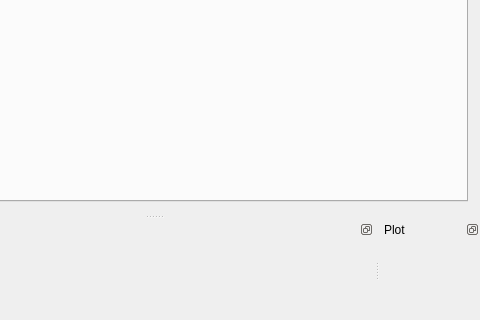
First picture: the form in ui/main.ui, repository playduck/visualSpice, before the edit; both pictures show x 173 to 653 and y 112 to 432 of the 653 by 432 pixel window.
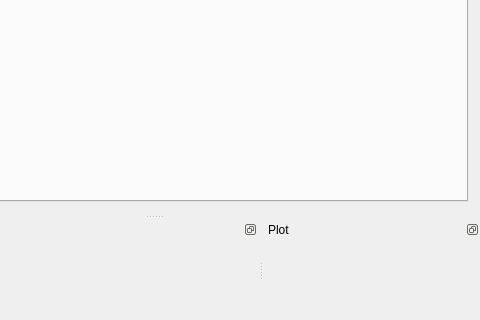
Second picture: the form after the edit.

What changed in the file:
```diff
--- a/ui/main.ui
+++ b/ui/main.ui
@@ -75,12 +75,24 @@
    </attribute>
   </widget>
   <widget class="QDockWidget" name="settingsDockWidget">
+   <property name="sizePolicy">
+    <sizepolicy hsizetype="Preferred" vsizetype="Preferred">
+     <horstretch>0</horstretch>
+     <verstretch>0</verstretch>
+    </sizepolicy>
+   </property>
    <property name="minimumSize">
     <size>
      <width>200</width>
      <height>100</height>
     </size>
    </property>
+   <property name="maximumSize">
+    <size>
+     <width>600</width>
+     <height>524287</height>
+    </size>
+   </property>
    <property name="features">
     <set>QDockWidget::DockWidgetFloatable|QDockWidget::DockWidgetMovable</set>
    </property>
@@ -94,7 +106,7 @@
   </widget>
   <widget class="QDockWidget" name="plotDockWidget">
    <property name="sizePolicy">
-    <sizepolicy hsizetype="Fixed" vsizetype="Fixed">
+    <sizepolicy hsizetype="Preferred" vsizetype="Preferred">
      <horstretch>0</horstretch>
      <verstretch>0</verstretch>
     </sizepolicy>
```
